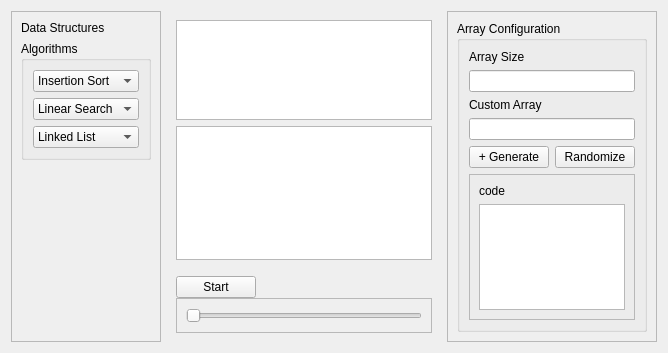
The window that form.ui (Binaya764/DSA-Visualizer) describes before a commit, drawn with Qt 5.
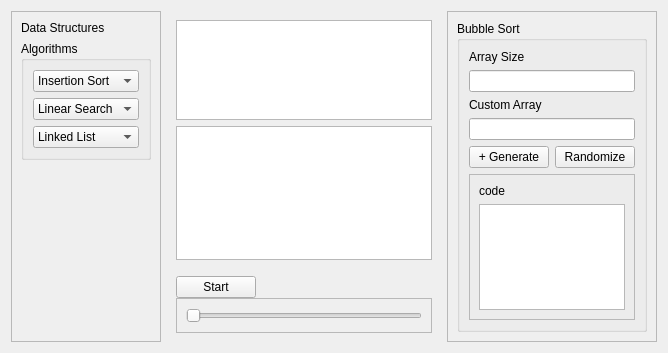
The same window after the commit. The open tabs and pages were chosen to show the change.

Commit message: array not displaying error fixed

Diff of the .ui file:
```diff
--- a/form.ui
+++ b/form.ui
@@ -241,7 +241,7 @@
          <item>
           <widget class="QGroupBox" name="groupBox_2">
            <property name="title">
-            <string>Array Configuration</string>
+            <string>Bubble Sort</string>
            </property>
            <layout class="QVBoxLayout" name="verticalLayout_10">
             <item>
```
Left out of the diff: 6 changed lines with no effect on the pictures. The commit also changes 11 other files.
